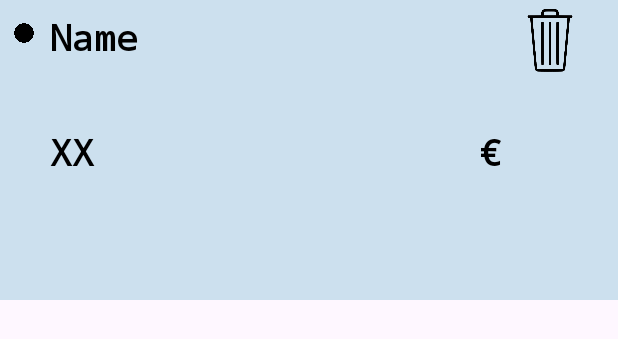
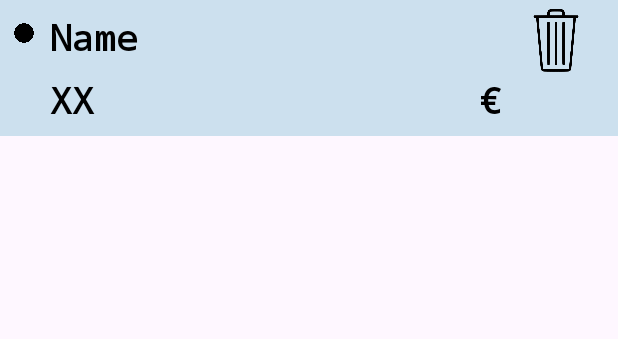
Before and after one commit to SokuSan/HomeHub, an Android app: the layout recyclerview_expenses.xml on its own in the app's theme, with its tools: preview values and no code run, on a phone screen of 412 x 824 dp. Shown: the top 339 px of the screen. Run offline under Robolectric (Android 15) with nearby library versions, the light colour scheme and no system bars.

Commit message:
Ultimos arreglos

```diff
--- a/app/src/main/res/layout/recyclerview_chores.xml
+++ b/app/src/main/res/layout/recyclerview_chores.xml
@@ -29,7 +29,7 @@
     <TextView
         android:id="@+id/recyclerVChTvName"
         android:layout_width="268dp"
-        android:layout_height="75dp"
+        android:layout_height="wrap_content"
         android:layout_marginStart="13dp"
         android:layout_marginTop="34dp"
         android:fontFamily="monospace"
@@ -55,7 +55,7 @@
     <TextView
         android:id="@+id/recyclerVChTvDescription"
         android:layout_width="266dp"
-        android:layout_height="112dp"
+        android:layout_height="wrap_content"
         android:layout_marginStart="52dp"
         android:layout_marginTop="4dp"
         android:text="@string/description"
--- a/app/src/main/res/layout/recyclerview_expenses.xml
+++ b/app/src/main/res/layout/recyclerview_expenses.xml
@@ -3,7 +3,7 @@
     xmlns:app="http://schemas.android.com/apk/res-auto"
     xmlns:tools="http://schemas.android.com/tools"
     android:layout_width="match_parent"
-    android:layout_height="200dp"
+    android:layout_height="wrap_content"
     android:background="#CCE0EE">
 
     <androidx.cardview.widget.CardView
@@ -32,8 +32,8 @@
 
     <TextView
         android:id="@+id/recyclerVExTvName"
-        android:layout_width="300dp"
-        android:layout_height="67dp"
+        android:layout_width="304dp"
+        android:layout_height="wrap_content"
         android:layout_marginStart="9dp"
         android:layout_marginTop="8dp"
         android:fontFamily="monospace"
@@ -47,7 +47,7 @@
     <TextView
         android:id="@+id/recyclerVExTvMoneyQuantity"
         android:layout_width="279dp"
-        android:layout_height="59dp"
+        android:layout_height="wrap_content"
         android:layout_marginStart="33dp"
         android:layout_marginTop="9dp"
         android:fontFamily="monospace"
```
Also changed, not shown: app/src/main/res/layout/recyclerview_shopping.xml (+4 -4 lines).
